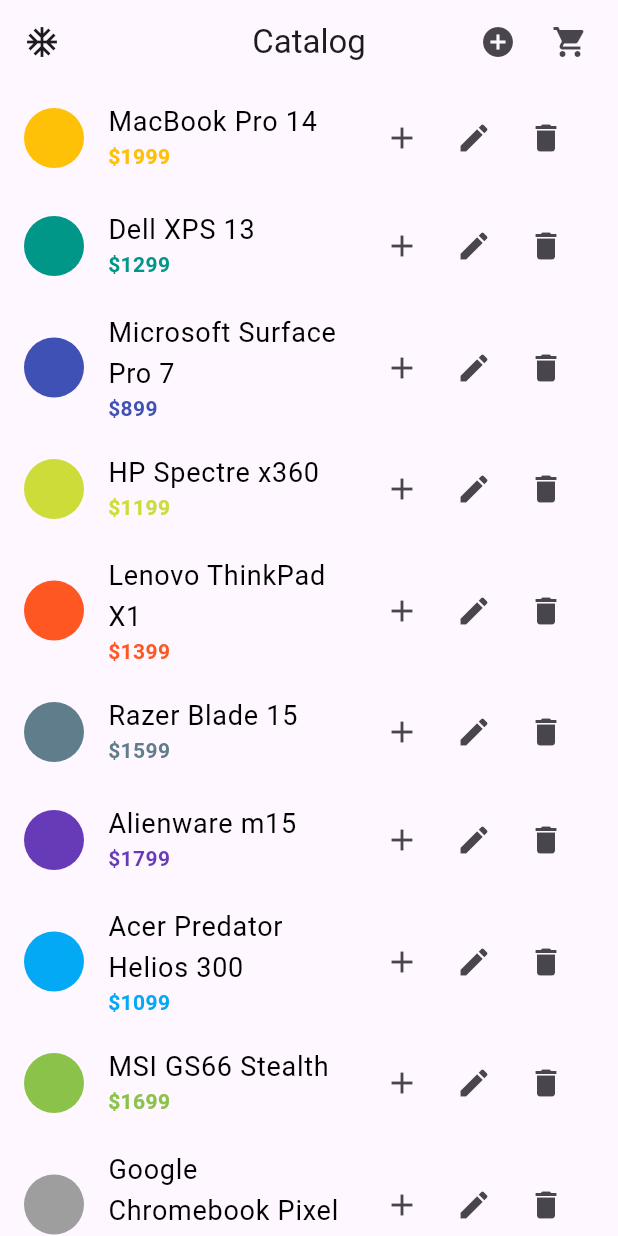
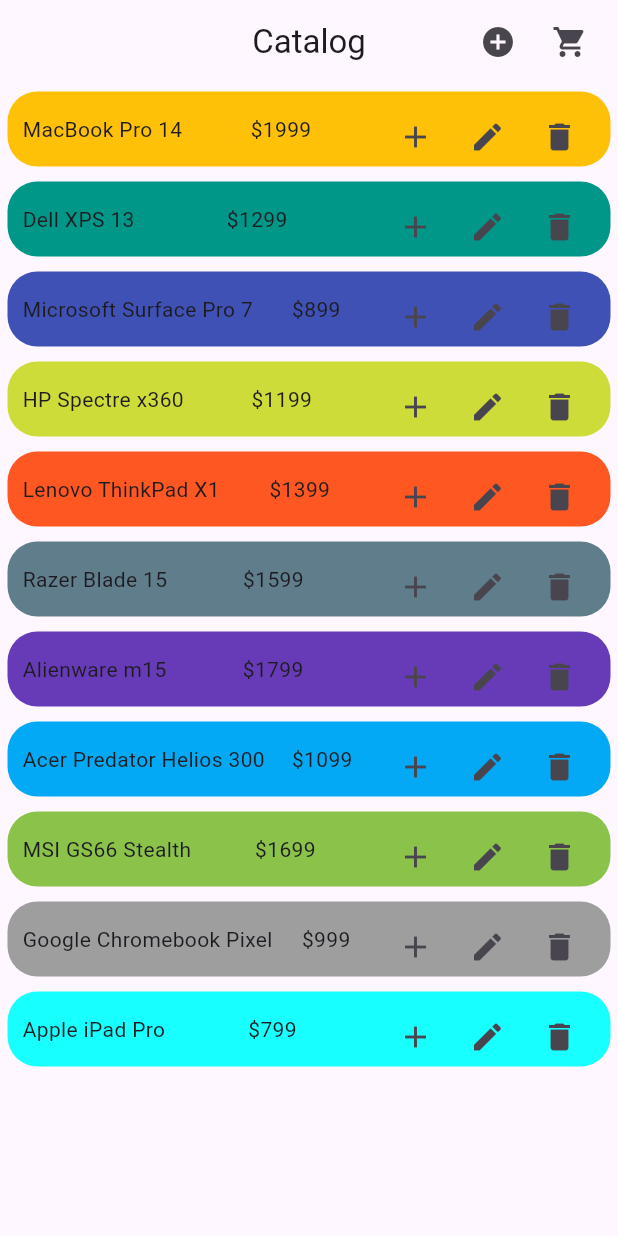
Before and after one commit to AsadbekEngineer/lesson3_month4_provider_online_shop, a Flutter app: the screen it shows after launch, on a phone screen of 412 x 824 dp. Run offline on Flutter 3.47's test engine with Material 3 defaults, Android fonts, the phone set to English and light mode, and no system bars.

Commit message:
first commitee

```diff
--- a/lib/controllers/cart_controller.dart
+++ b/lib/controllers/cart_controller.dart
@@ -19,7 +19,6 @@
     calculateTotal();
     notifyListeners();
   }
-
   void removeFromCart(String productId) {
     if (_cart.products.containsKey(productId)) {
       if (_cart.products[productId]['amount'] == 1) {
@@ -32,7 +31,6 @@
       notifyListeners();
     }
   }
-
   void calculateTotal() {
     double total = 0;
     _cart.products.forEach(
@@ -42,13 +40,11 @@
     );
     _cart.totalPrice = total;
   }
-
   void clearCart() {
     _cart.products.clear();
     _cart.totalPrice = 0;
     notifyListeners();
   }
-
   bool isInCart(String productId) {
     return _cart.products.containsKey(productId);
   }
--- a/lib/screens/views/home_screen.dart
+++ b/lib/screens/views/home_screen.dart
@@ -21,16 +21,16 @@
       appBar: AppBar(
         title: Text("Catalog"),
         centerTitle: true,
-        leading: IconButton(
-          onPressed: () {
-            Navigator.push(
-              context,
-              CupertinoPageRoute(
-                  builder: (BuildContext context) => OrderScreen()),
-            );
-          },
-          icon: Icon(Icons.ac_unit),
-        ),
+        // leading: IconButton(
+        //   onPressed: () {
+        //     Navigator.push(
+        //       context,
+        //       CupertinoPageRoute(
+        //           builder: (BuildContext context) => OrderScreen()),
+        //     );
+        //   },
+        //   icon: Icon(Icons.ac_unit),
+        // ),
         actions: [
           IconButton(
             onPressed: () {
--- a/lib/screens/widgets/product_widget.dart
+++ b/lib/screens/widgets/product_widget.dart
@@ -1,3 +1,98 @@
+// import 'package:flutter/material.dart';
+// import 'package:month4_lesson3_homework/controllers/cart_controller.dart';
+// import 'package:month4_lesson3_homework/controllers/product_controller.dart';
+// import 'package:month4_lesson3_homework/models/product.dart';
+// import 'package:month4_lesson3_homework/screens/widgets/manage_product.dart';
+// import 'package:provider/provider.dart';
+//
+// class ProducItem extends StatelessWidget {
+//   const ProducItem({super.key});
+//
+//   @override
+//   Widget build(BuildContext context) {
+//     final product = Provider.of<Product>(context);
+//     return ListTile(
+//       leading: CircleAvatar(
+//         backgroundColor: product.color,
+//       ),
+//       title: Text(
+//         product.text,
+//         style: const TextStyle(fontSize: 18, color: Colors.black),
+//       ),
+//       subtitle: Text(
+//         '\$${product.price}',
+//         style: TextStyle(fontWeight: FontWeight.bold, color: product.color),
+//       ),
+//       trailing: Consumer<CartController>(
+//         builder:
+//             (BuildContext context, CartController controller, Widget? child) {
+//           return controller.isInCart(product.id)
+//               ? Row(
+//                   mainAxisSize: MainAxisSize.min,
+//                   children: [
+//                     IconButton(
+//                       onPressed: () {
+//                         controller.removeFromCart(product.id);
+//                       },
+//                       icon: const Icon(Icons.remove_circle),
+//                     ),
+//                     Text(
+//                       controller.getProductAmount(product.id).toString(),
+//                       style: const TextStyle(fontSize: 20),
+//                     ),
+//                     IconButton(
+//                       onPressed: () {
+//                         controller.addToCart(product);
+//                       },
+//                       icon: const Icon(Icons.add_circle),
+//                     ),
+//                     editWidget(context, product),
+//                     deleteWidget(context, product.id),
+//                   ],
+//                 )
+//               : Row(
+//                   mainAxisSize: MainAxisSize.min,
+//                   children: [
+//                     IconButton(
+//                       onPressed: () => controller.addToCart(product),
+//                       icon: const Icon(Icons.add),
+//                     ),
+//                     editWidget(context, product),
+//                     deleteWidget(context, product.id),
+//                   ],
+//                 );
+//         },
+//       ),
+//     );
+//   }
+// }
+//
+// Widget editWidget(BuildContext context, Product product) => IconButton(
+//     onPressed: () {
+//       showDialog(
+//         context: context,
+//         builder: (context) => ManageProduct(
+//           isEdit: true,
+//           product: product,
+//         ),
+//       );
+//     },
+//     icon: const Icon(Icons.edit));
+//
+// Widget deleteWidget(BuildContext context, String productId) {
+//   return Consumer<ProductController>(
+//     builder: (BuildContext context, ProductController value, Widget? child) {
+//       return IconButton(
+//         onPressed: () {
+//           value.deleteProduct(productId);
+//         },
+//         icon: const Icon(Icons.delete),
+//       );
+//     },
+//   );
+// }
+
+import 'package:flutter/cupertino.dart';
 import 'package:flutter/material.dart';
 import 'package:month4_lesson3_homework/controllers/cart_controller.dart';
 import 'package:month4_lesson3_homework/controllers/product_controller.dart';
@@ -11,19 +106,23 @@
   @override
   Widget build(BuildContext context) {
     final product = Provider.of<Product>(context);
-    return ListTile(
-      leading: CircleAvatar(
-        backgroundColor: product.color,
+    return Padding(
+      padding: const EdgeInsets.all(5.0),
+      child: Container(
+        height: 50,
+        width: double.infinity,
+        decoration: BoxDecoration(
+          borderRadius: BorderRadius.circular(20),
+          color: product.color
         ),
-      title: Text(
-        product.text,
-        style: const TextStyle(fontSize: 18, color: Colors.black),
-      ),
-      subtitle: Text(
-        '\$${product.price}',
-        style: TextStyle(fontWeight: FontWeight.bold, color: product.color),
-      ),
-      trailing: Consumer<CartController>(
+        child: Padding(
+          padding: const EdgeInsets.all(10.0),
+          child: Row(
+            mainAxisAlignment: MainAxisAlignment.spaceBetween,
+            children: [
+              Text(product.text),
+              Text("\$${product.price}"),
+              Consumer<CartController>(
                 builder:
                     (BuildContext context, CartController controller, Widget? child) {
                   return controller.isInCart(product.id)
@@ -63,10 +162,13 @@
                   );
                 },
               ),
+            ],
+          ),
+        ),
+      ),
     );
   }
 }
-
 Widget editWidget(BuildContext context, Product product) => IconButton(
     onPressed: () {
       showDialog(
```
Lines whose indentation alone changed are shown as unchanged.
